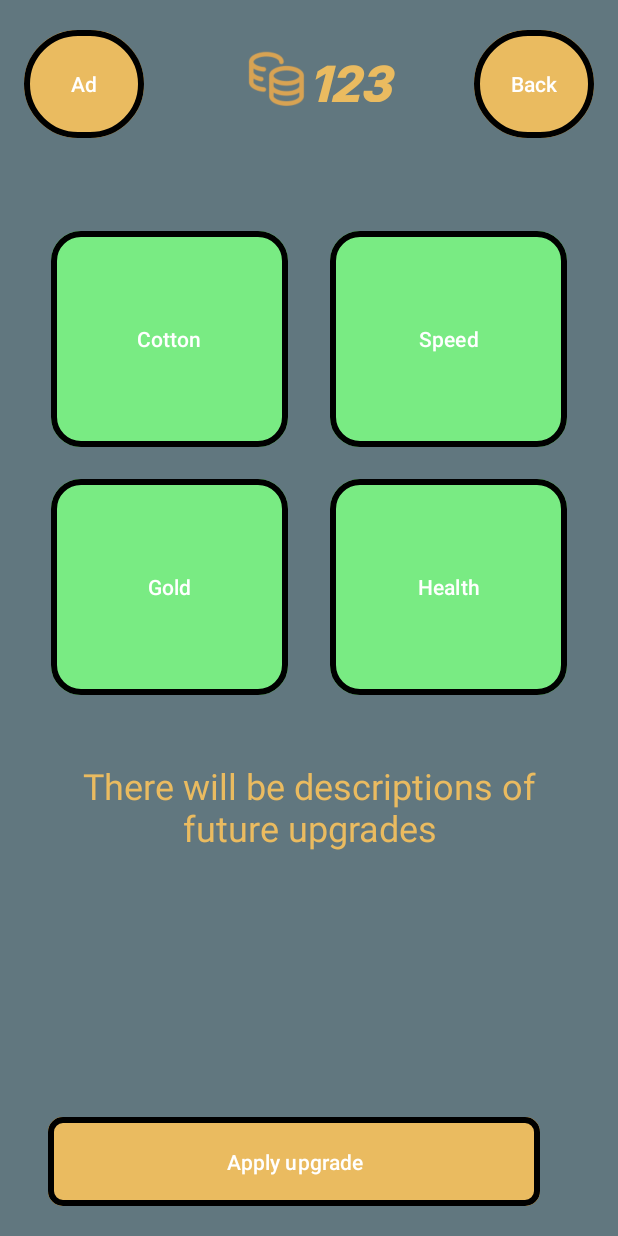
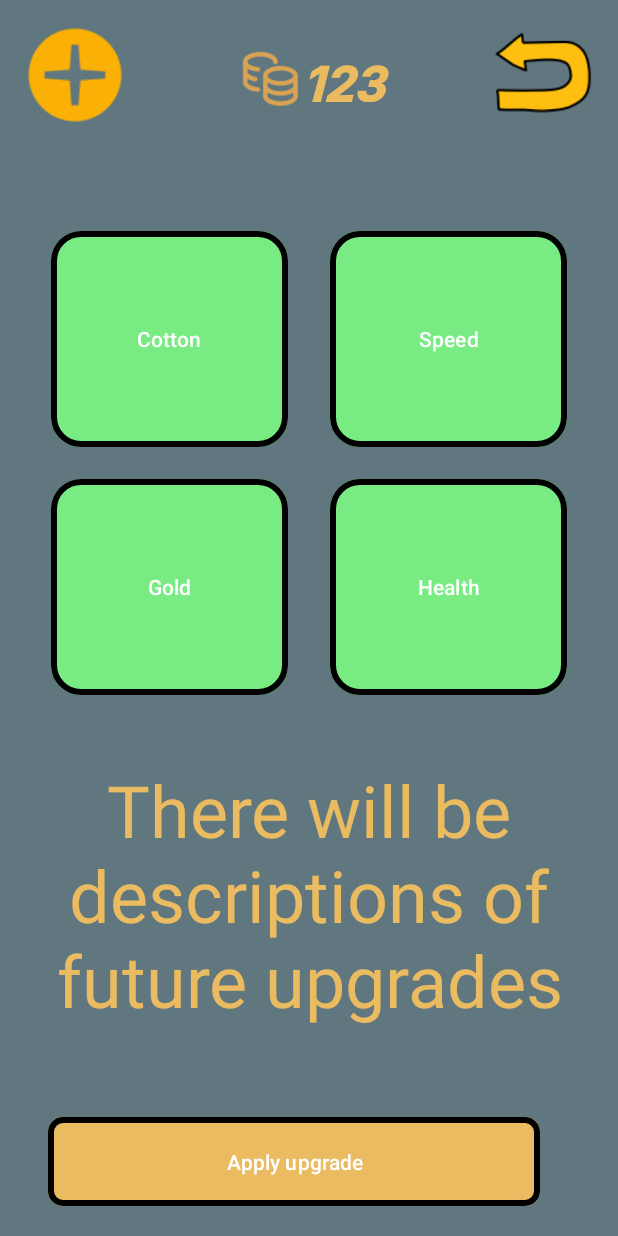
Before and after one commit to MontyRex/BabusLoves, an Android app: the screen it shows after launch (UpgradeActivity), after a tap on "Upgrade", on a phone screen of 412 x 824 dp. Run offline under Robolectric (Android 15) with nearby library versions, the phone set to English and light mode, and no system bars; Roboto replaces fonts that are not available here.

Commit message:
Upgraded buttons in UpgradeActivity.kt

```diff
--- a/app/src/main/java/com/example/babusloves/MainActivity.kt
+++ b/app/src/main/java/com/example/babusloves/MainActivity.kt
@@ -17,23 +17,23 @@ class MainActivity : AppCompatActivity() {
 
         start.setOnClickListener {
             Toast.makeText(this, "Вы жмакнули на кнопку старт", Toast.LENGTH_SHORT).show()
-            val intent = Intent(this, ZaglushkaActivity::class.java)
-            startActivity(intent)
+            val intent0 = Intent(this, ZaglushkaActivity::class.java)
+            startActivity(intent0)
         }
         upgrade.setOnClickListener {
             Toast.makeText(this, "Вы жмакнули на кнопку апгрейд", Toast.LENGTH_SHORT).show()
-            val intent = Intent(this, UpgradeActivity::class.java)
-            startActivity(intent)
+            val intent1 = Intent(this, UpgradeActivity::class.java)
+            startActivity(intent1)
         }
         settings.setOnClickListener {
             Toast.makeText(this, "Вы жмакнули на кнопку сеттингс", Toast.LENGTH_SHORT).show()
-            val intent = Intent(this, ZaglushkaActivity::class.java)
-            startActivity(intent)
+            val intent2 = Intent(this, ZaglushkaActivity::class.java)
+            startActivity(intent2)
         }
         howtoplay.setOnClickListener {
             Toast.makeText(this, "Вы жмакнули на кнопку хау ту плей", Toast.LENGTH_SHORT).show()
-            val intent = Intent(this, ZaglushkaActivity::class.java)
-            startActivity(intent)
+            val intent3 = Intent(this, ZaglushkaActivity::class.java)
+            startActivity(intent3)
         }
 
     }
--- /dev/null
+++ b/app/src/main/java/com/example/babusloves/MoneyUser.kt
@@ -0,0 +1,9 @@
+package com.example.babusloves
+
+import androidx.appcompat.app.AppCompatActivity
+
+class MoneyUser (moneyCurrency:String, cottonCurrency:Int){
+//    public var setCurrentCotton(val coton){}
+//    private var updateCottonCurrncy()
+
+}
--- a/app/src/main/java/com/example/babusloves/UpgradeActivity.kt
+++ b/app/src/main/java/com/example/babusloves/UpgradeActivity.kt
@@ -5,14 +5,15 @@ import androidx.appcompat.app.AppCompatActivity
 import android.os.Bundle
 import android.view.View
 import android.widget.Button
+import android.widget.ImageButton
 import android.widget.TextView
 
 class UpgradeActivity : AppCompatActivity() {
     override fun onCreate(savedInstanceState: Bundle?) {
         super.onCreate(savedInstanceState)
         setContentView(R.layout.activity_upgrade)
-        val backToMain:Button = findViewById(R.id.back_to_main_button)
-        val ad:Button = findViewById(R.id.add_button)
+        val backToMain:ImageButton = findViewById(R.id.back_to_main_button)
+        val ad:ImageButton = findViewById(R.id.add_button)
 
         backToMain.setOnClickListener {
             val intent = Intent(this, MainActivity::class.java)
@@ -23,22 +24,25 @@ class UpgradeActivity : AppCompatActivity() {
             startActivity(intent)
         }
 
-        val currency:TextView = findViewById(R.id.currency_text)
-            //currency.setContentView(R.id.description)
-
+        val descript:TextView = findViewById(R.id.description)
         val cotton:Button = findViewById(R.id.cotton_button)
         val gold:Button = findViewById(R.id.gold_button)
         val speed:Button = findViewById(R.id.speed_button)
         val health:Button = findViewById(R.id.health_button)
-        //val description: TextView = findViewById(R.id.)
+
 
         cotton.setOnClickListener {
-
+            descript.text = "You pressed cotton"
         }
-
-        val upgrade:Button = findViewById(R.id.upgrade_button)
-
-
+        gold.setOnClickListener {
+            descript.text = "You pressed gold"
+        }
+        speed.setOnClickListener {
+            descript.text = "You pressed speed"
+        }
+        health.setOnClickListener {
+            descript.text = "You pressed health"
+        }
 
     }
 }
--- a/app/src/main/res/layout/activity_upgrade.xml
+++ b/app/src/main/res/layout/activity_upgrade.xml
@@ -8,18 +8,6 @@
     android:textAlignment="textStart"
     android:textDirection="firstStrongRtl"
     tools:context=".UpgradeActivity">
-
-    <Button
-        android:id="@+id/add_button"
-        android:layout_width="80dp"
-        android:layout_height="80dp"
-        android:layout_marginStart="16dp"
-        android:layout_marginTop="16dp"
-        android:backgroundTint="@color/orange"
-        android:text="Ad"
-        app:layout_constraintStart_toStartOf="parent"
-        app:layout_constraintTop_toTopOf="parent"
-        app:strokeWidth="4dp" />
 
     <Button
         android:id="@+id/cotton_button"
@@ -100,18 +88,6 @@
         app:layout_constraintStart_toStartOf="parent"
         app:strokeWidth="4dp" />
 
-    <Button
-        android:id="@+id/back_to_main_button"
-        android:layout_width="80dp"
-        android:layout_height="80dp"
-        android:layout_marginTop="16dp"
-        android:layout_marginEnd="16dp"
-        android:backgroundTint="@color/orange"
-        android:text="Back"
-        app:layout_constraintEnd_toEndOf="parent"
-        app:layout_constraintTop_toTopOf="parent"
-        app:strokeWidth="4dp" />
-
     <ImageView
         android:id="@+id/coins_image"
         android:layout_width="42dp"
@@ -145,12 +121,36 @@
         android:layout_marginEnd="26dp"
         android:layout_marginBottom="23dp"
         android:text="@string/description"
+        android:textAlignment="center"
         android:textColor="@color/orange"
         android:textSize="24sp"
-        android:textAlignment="center"
+        android:visibility="visible"
+        app:autoSizeTextType="uniform"
         app:layout_constraintBottom_toTopOf="@+id/upgrade_button"
         app:layout_constraintEnd_toEndOf="parent"
         app:layout_constraintStart_toStartOf="parent" />
+
+    <ImageButton
+        android:id="@+id/add_button"
+        android:layout_width="100dp"
+        android:layout_height="100dp"
+        android:backgroundTint="@color/grey"
+        android:contentDescription="TODO"
+        android:scaleType="centerInside"
+        app:layout_constraintStart_toStartOf="parent"
+        app:layout_constraintTop_toTopOf="parent"
+        app:srcCompat="@drawable/addbabus" />
+
+    <ImageButton
+        android:id="@+id/back_to_main_button"
+        android:layout_width="100dp"
+        android:layout_height="100dp"
+        android:backgroundTint="@color/grey"
+        android:contentDescription="TODO"
+        android:scaleType="centerInside"
+        app:layout_constraintEnd_toEndOf="parent"
+        app:layout_constraintTop_toTopOf="parent"
+        app:srcCompat="@drawable/backarrowbabus" />
 
 
     <!--this is some bullshit-->
--- a/app/src/main/res/values/strings.xml
+++ b/app/src/main/res/values/strings.xml
@@ -1,4 +1,5 @@
 <resources>
     <string name="app_name">Babus Loves</string>
     <string name="description">There will be descriptions of future upgrades</string>
+    <string name="sample">Its just a sample text Dolor a sit a met</string>
 </resources>
```
